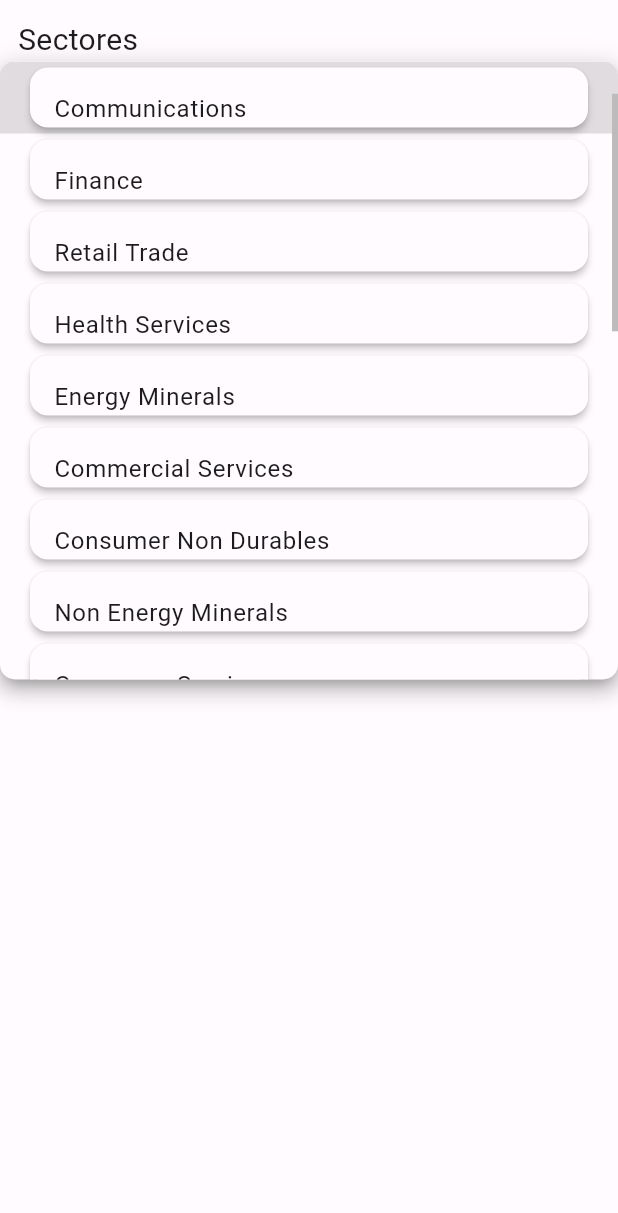
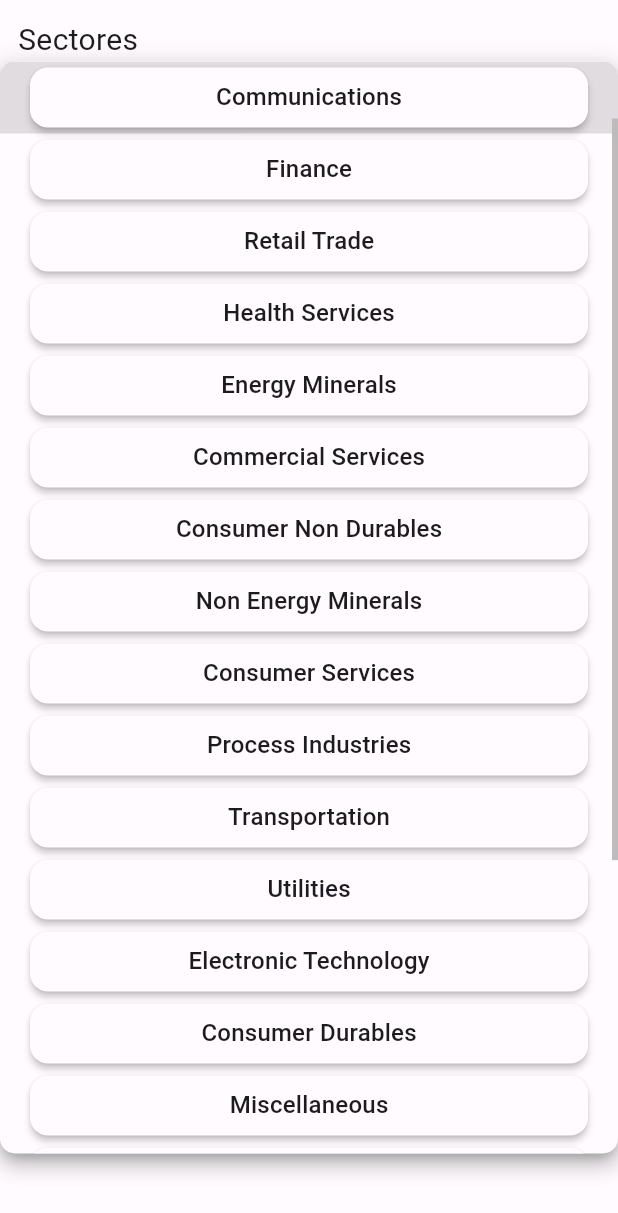
Before and after one commit to jairoLAlves/b3-stocks-price, a Flutter app: the BottomSheetSearch widget shown alone on an empty page, opened directly with empty values, after a tap on "Communications", on a phone screen of 412 x 824 dp. Shown: the top 1213 px of the screen. Run offline on Flutter 3.47's test engine with Material 2 defaults, Android fonts, the phone set to English and light mode, and no system bars; our stand-ins replace dio, flutter_animate, flutter_svg, syncfusion_flutter_charts; missing offline and left inert: candlesticks_plus, chart_sparkline; network calls fail.

Commit message:
corrigindo barra de pesquisa item stock search

```diff
--- a/lib/components/bottom_sheet_search.dart
+++ b/lib/components/bottom_sheet_search.dart
@@ -46,7 +46,7 @@ class BottomSheetSearch extends StatelessWidget {
     StocksSortBy.stock,
   ];
 
-   BottomSheetSearch({
+  BottomSheetSearch({
     required this.onActionSector,
     required this.onActionSorted,
     required this.sector,
@@ -79,9 +79,9 @@ class BottomSheetSearch extends StatelessWidget {
                   //dropdownSectors
                   DropdownButton(
                     value: sector,
-                    menuMaxHeight: height * 0.5,
+                    //menuMaxHeight: height * 0.5,
 
-                    isExpanded: !isExpanded,
+                     isExpanded: true,
                     isDense: true,
                     autofocus: true,
                     // dropdownColor: Colors.black26,
@@ -94,6 +94,7 @@ class BottomSheetSearch extends StatelessWidget {
                         _sectors.map((sector) => Text(sector.name)).toList(),
                     items: _sectors
                         .map((sector) => dropdownMenuItemSectors(
+                              context: context,
                               value: sector,
                             ))
                         .toList(),
@@ -118,8 +119,8 @@ class BottomSheetSearch extends StatelessWidget {
                   //dropdownorted
                   DropdownButton(
                       value: stocksSortBy,
-                      menuMaxHeight: height * 0.5,
-                      isExpanded: !isExpanded,
+                      //menuMaxHeight: height * 0.5,
+                      isExpanded: true,
                       isDense: true,
                       autofocus: true,
                       // dropdownColor: Colors.black26,
@@ -131,8 +132,8 @@ class BottomSheetSearch extends StatelessWidget {
                       selectedItemBuilder: (context) =>
                           _sorted.map((sortBy) => Text(sortBy.name)).toList(),
                       items: _sorted
-                          .map(
-                              (sortBy) => dropdownMenuItemSorted(value: sortBy))
+                          .map((sortBy) => dropdownMenuItemSorted(
+                              context: context, value: sortBy))
                           .toList(),
                       onChanged: (StocksSortBy? newValue) {
                         if (newValue != null) {
--- a/lib/components/dropdown_menu_item_sectors.dart
+++ b/lib/components/dropdown_menu_item_sectors.dart
@@ -3,6 +3,7 @@ import 'package:flutter/material.dart';
 import '../util/enums.dart';
 
 DropdownMenuItem<sectors> dropdownMenuItemSectors({
+  required BuildContext context,
   required sectors value,
   bool enabled = true,
 }) {
@@ -14,7 +15,10 @@ DropdownMenuItem<sectors> dropdownMenuItemSectors({
       elevation: 2,
       child: Container(
         alignment: Alignment.center,
-        child: ListTile(title: Text(value.name.replaceAll('_', ' '))),
+        child: Text(
+          value.name.replaceAll('_', ' '),
+          style:  Theme.of(context).textTheme.titleMedium,
+        ),
       ),
     ),
   );
--- a/lib/components/dropdown_menu_item_sorted.dart
+++ b/lib/components/dropdown_menu_item_sorted.dart
@@ -3,6 +3,7 @@ import 'package:flutter/material.dart';
 import '../util/enums.dart';
 
 DropdownMenuItem<StocksSortBy> dropdownMenuItemSorted({
+  required BuildContext context,
   required StocksSortBy value,
   bool enabled = true,
 }) {
@@ -14,7 +15,10 @@ DropdownMenuItem<StocksSortBy> dropdownMenuItemSorted({
       elevation: 2,
       child: Container(
         alignment: Alignment.center,
-        child: ListTile(title: Text(value.name)),
+        child: Text(
+          value.name,
+          style: Theme.of(context).textTheme.titleMedium,
+        ),
       ),
     ),
   );
--- a/lib/pages/home_page.dart
+++ b/lib/pages/home_page.dart
@@ -9,7 +9,7 @@ class HomePage extends StatelessWidget {
     bool bigSize = MediaQuery.of(context).size.width >= 640;
     return Scaffold(
       drawer: bigSize ? null : const NavigationDrawerPrincipal(),
-      appBar: AppBar(),
+      appBar: bigSize ? null : AppBar(),
       body: Row(
         children: [
           if (bigSize) const NavigationDrawerPrincipal(),
```
Also changed, not shown: lib/components/item_list_stocks.dart (+86 -78 lines), lib/main.dart (+10 -35 lines), lib/pages/stocks_search_page.dart (+56 -16 lines), lib/providers/media_query_provider.dart (deleted, +0 -11 lines), lib/util/utils.dart (added).
